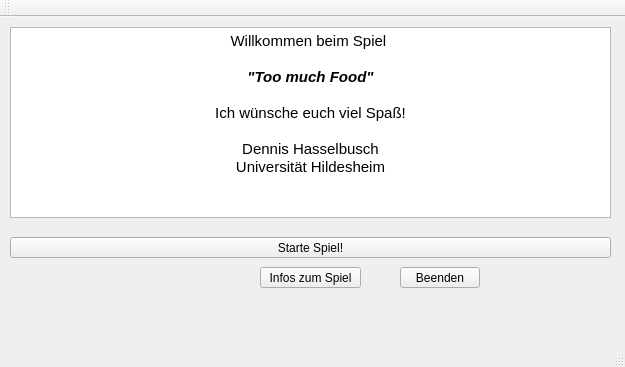
This is TooMuchFood/mainwindow.ui in AshtariEsric/TooMuchFood_QT as Qt 5 draws it before an edit. The edited form follows.
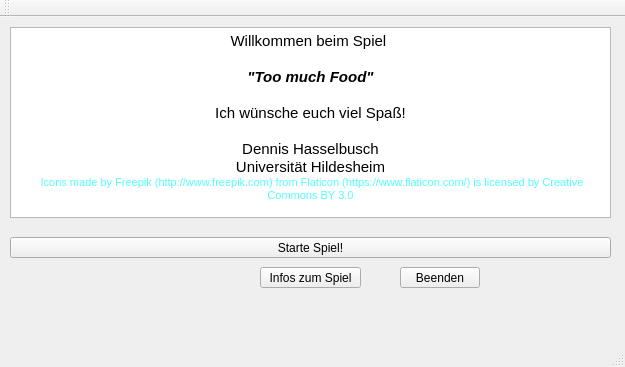
This is the edited form.

Diff of the .ui file:
```diff
--- a/TooMuchFood/mainwindow.ui
+++ b/TooMuchFood/mainwindow.ui
@@ -56,7 +56,9 @@
 &lt;p align=&quot;center&quot; style=&quot; margin-top:0px; margin-bottom:0px; margin-left:0px; margin-right:0px; -qt-block-indent:0; text-indent:0px;&quot;&gt;&lt;span style=&quot; font-size:11pt;&quot;&gt;Ich wünsche euch viel Spaß!&lt;/span&gt;&lt;/p&gt;
 &lt;p align=&quot;center&quot; style=&quot;-qt-paragraph-type:empty; margin-top:0px; margin-bottom:0px; margin-left:0px; margin-right:0px; -qt-block-indent:0; text-indent:0px; font-size:11pt;&quot;&gt;&lt;br /&gt;&lt;/p&gt;
 &lt;p align=&quot;center&quot; style=&quot; margin-top:0px; margin-bottom:0px; margin-left:0px; margin-right:0px; -qt-block-indent:0; text-indent:0px;&quot;&gt;&lt;span style=&quot; font-size:11pt;&quot;&gt;Dennis Hasselbusch&lt;/span&gt;&lt;/p&gt;
-&lt;p align=&quot;center&quot; style=&quot; margin-top:0px; margin-bottom:0px; margin-left:0px; margin-right:0px; -qt-block-indent:0; text-indent:0px;&quot;&gt;&lt;span style=&quot; font-size:11pt;&quot;&gt;Universität Hildesheim&lt;/span&gt;&lt;/p&gt;&lt;/body&gt;&lt;/html&gt;</string>
+&lt;p align=&quot;center&quot; style=&quot; margin-top:0px; margin-bottom:0px; margin-left:0px; margin-right:0px; -qt-block-indent:0; text-indent:0px;&quot;&gt;&lt;span style=&quot; font-size:11pt;&quot;&gt;Universität Hildesheim&lt;/span&gt;&lt;/p&gt;
+&lt;p align=&quot;center&quot; style=&quot; margin-top:0px; margin-bottom:0px; margin-left:0px; margin-right:0px; -qt-block-indent:0; text-indent:0px;&quot;&gt;&lt;span style=&quot; font-size:8pt; color:#c0c0c0;&quot;&gt; &lt;/span&gt;&lt;span style=&quot; font-size:8pt; color:#55ffff;&quot;&gt;Icons&lt;/span&gt;&lt;span style=&quot; font-size:8pt; color:#c0c0c0;&quot;&gt; &lt;/span&gt;&lt;span style=&quot; font-size:8pt; color:#55ffff;&quot;&gt;made&lt;/span&gt;&lt;span style=&quot; font-size:8pt; color:#c0c0c0;&quot;&gt; &lt;/span&gt;&lt;span style=&quot; font-size:8pt; color:#55ffff;&quot;&gt;by&lt;/span&gt;&lt;span style=&quot; font-size:8pt; color:#c0c0c0;&quot;&gt; &lt;/span&gt;&lt;span style=&quot; font-size:8pt; color:#55ffff;&quot;&gt;Freepik&lt;/span&gt;&lt;span style=&quot; font-size:8pt; color:#c0c0c0;&quot;&gt; &lt;/span&gt;&lt;span style=&quot; font-size:8pt; color:#55ffff;&quot;&gt;(http://www.freepik.com)&lt;/span&gt;&lt;span style=&quot; font-size:8pt; color:#c0c0c0;&quot;&gt; &lt;/span&gt;&lt;span style=&quot; font-size:8pt; color:#55ffff;&quot;&gt;from&lt;/span&gt;&lt;span style=&quot; font-size:8pt; color:#c0c0c0;&quot;&gt; &lt;/span&gt;&lt;span style=&quot; font-size:8pt; color:#55ffff;&quot;&gt;Flaticon&lt;/span&gt;&lt;span style=&quot; font-size:8pt; color:#c0c0c0;&quot;&gt; &lt;/span&gt;&lt;span style=&quot; font-size:8pt; color:#55ffff;&quot;&gt;(https://www.flaticon.com/)&lt;/span&gt;&lt;span style=&quot; font-size:8pt; color:#c0c0c0;&quot;&gt; &lt;/span&gt;&lt;span style=&quot; font-size:8pt; color:#55ffff;&quot;&gt;is&lt;/span&gt;&lt;span style=&quot; font-size:8pt; color:#c0c0c0;&quot;&gt; &lt;/span&gt;&lt;span style=&quot; font-size:8pt; color:#55ffff;&quot;&gt;licensed&lt;/span&gt;&lt;span style=&quot; font-size:8pt; color:#c0c0c0;&quot;&gt; &lt;/span&gt;&lt;span style=&quot; font-size:8pt; color:#55ffff;&quot;&gt;by&lt;/span&gt;&lt;span style=&quot; font-size:8pt; color:#c0c0c0;&quot;&gt; &lt;/span&gt;&lt;span style=&quot; font-size:8pt; color:#55ffff;&quot;&gt;Creative&lt;/span&gt;&lt;span style=&quot; font-size:8pt; color:#c0c0c0;&quot;&gt; &lt;/span&gt;&lt;span style=&quot; font-size:8pt; color:#55ffff;&quot;&gt;Commons&lt;/span&gt;&lt;span style=&quot; font-size:8pt; color:#c0c0c0;&quot;&gt; &lt;/span&gt;&lt;span style=&quot; font-size:8pt; color:#55ffff;&quot;&gt;BY&lt;/span&gt;&lt;span style=&quot; font-size:8pt; color:#c0c0c0;&quot;&gt; &lt;/span&gt;&lt;span style=&quot; font-size:8pt; color:#55ffff;&quot;&gt;3.0&lt;/span&gt;&lt;/p&gt;
+&lt;p style=&quot;-qt-paragraph-type:empty; margin-top:0px; margin-bottom:0px; margin-left:0px; margin-right:0px; -qt-block-indent:0; text-indent:0px; font-family:'Courier New'; font-size:8pt;&quot;&gt;&lt;br /&gt;&lt;/p&gt;&lt;/body&gt;&lt;/html&gt;</string>
     </property>
    </widget>
    <widget class="QPushButton" name="btn_start">
```
